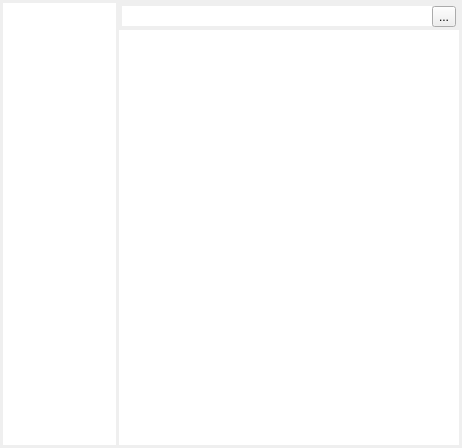
Qt form src/notesform.ui (graninas/WhiteLightNotes) before a commit.
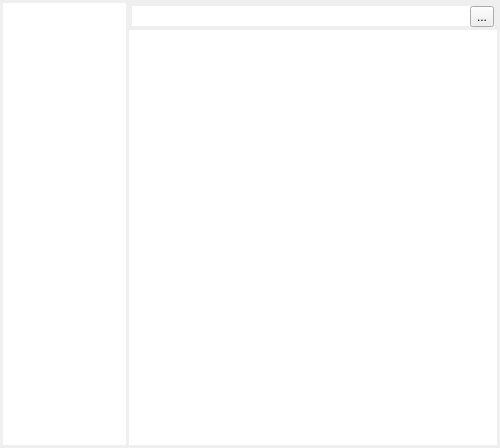
The same form after that commit. Icons and pictures are not drawn.

What changed in the file:
```diff
--- a/src/notesform.ui
+++ b/src/notesform.ui
@@ -6,7 +6,7 @@
    <rect>
     <x>0</x>
     <y>0</y>
-    <width>462</width>
+    <width>500</width>
     <height>448</height>
    </rect>
   </property>
@@ -18,13 +18,13 @@
   </property>
   <property name="minimumSize">
    <size>
-    <width>462</width>
+    <width>0</width>
     <height>0</height>
    </size>
   </property>
   <property name="maximumSize">
    <size>
-    <width>462</width>
+    <width>16777215</width>
     <height>16777215</height>
    </size>
   </property>
@@ -44,6 +44,8 @@
      <number>3</number>
     </property>
     <item>
+     <layout class="QVBoxLayout" name="verticalLayout_2">
+      <item>
      <widget class="QListView" name="lv_Tags">
       <property name="minimumSize">
        <size>
@@ -62,6 +64,8 @@
       </property>
      </widget>
     </item>
+     </layout>
+    </item>
     <item>
      <layout class="QVBoxLayout" name="verticalLayout">
       <property name="spacing">
@@ -117,7 +121,7 @@
     <rect>
      <x>0</x>
      <y>0</y>
-     <width>462</width>
+     <width>500</width>
      <height>18</height>
     </rect>
    </property>
```
Lines whose indentation alone changed are shown as unchanged.
